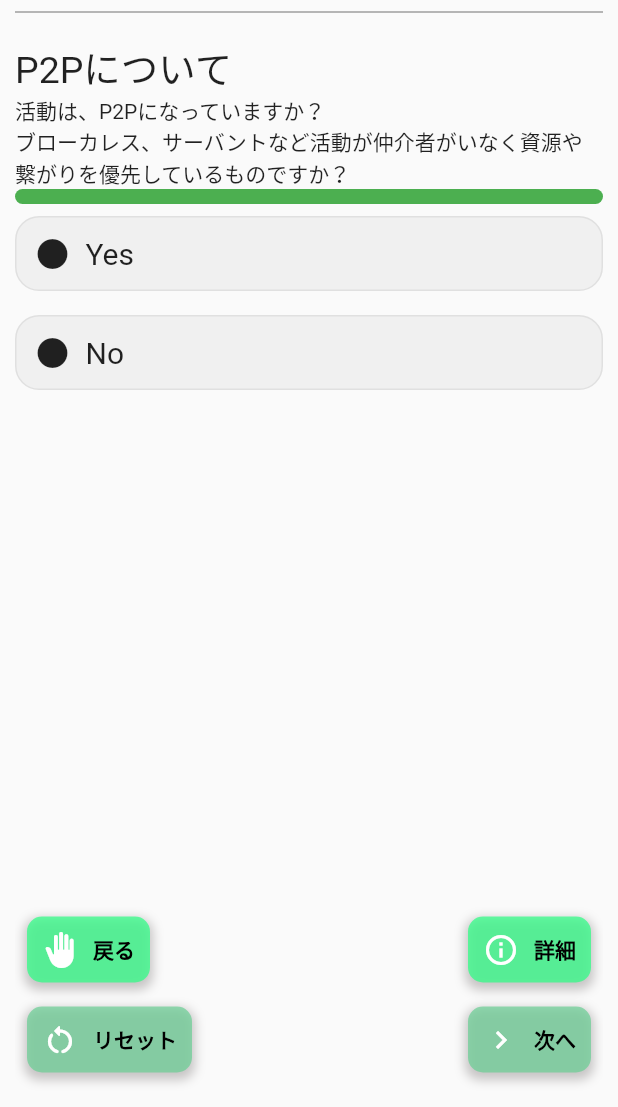
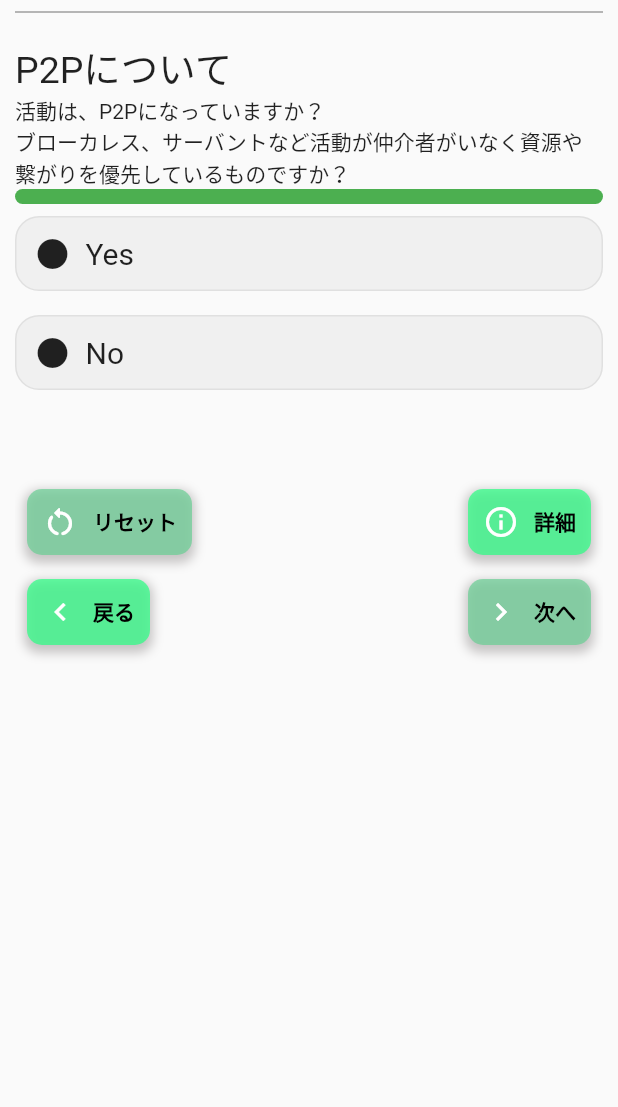
Before and after one commit to Tsubasa-rad/scb_check_list_app_sojo, a Flutter app: the CheckBoxScreen screen opened directly with empty values, swiped to page 2, on a phone screen of 412 x 824 dp, the part 129-1236 px from its top. Run offline on Flutter 3.47's test engine with Material 2 defaults, Android fonts, the phone set to English and light mode, and no system bars; our stand-ins replace csv, flutter_colorpicker, package_info_plus, screenshot, share_plus, shared_preferences and 1 more; missing offline and left inert: model_viewer_plus; accounts and stored records are empty.

Commit message:
エラーの修正

```diff
--- a/lib/Views/CheckList/Components/check_box_screen.dart
+++ b/lib/Views/CheckList/Components/check_box_screen.dart
@@ -29,6 +29,7 @@ class _CheckBoxScreenState extends State<CheckBoxScreen> {
   bool _isLocked = false;
   List<List> myAnswer = [];
   TextEditingController _titleController = TextEditingController();
+  final FocusNode _focusNode = FocusNode();
 
   @override
   void initState() {
@@ -102,7 +103,10 @@ class _CheckBoxScreenState extends State<CheckBoxScreen> {
           ),
         ),
         Expanded(
-          child: !scb.text
+          child: SingleChildScrollView(
+            child: Column(
+              children: [
+                !scb.text
                     ? QuestionsWidget(
                         question: scb,
                         onClickedOption: (option) {
@@ -131,6 +135,8 @@ class _CheckBoxScreenState extends State<CheckBoxScreen> {
                           padding: EdgeInsets.all(5),
                           child: Column(
                             children: [
+                              Stack(
+                                children: [
                                   TextField(
                                     maxLines: 7,
                                     minLines: 7,
@@ -150,7 +156,8 @@ class _CheckBoxScreenState extends State<CheckBoxScreen> {
                                       ),
                                       // hintText: myAnswer[][1],
                                       // labelText: "入力をしてください",
-                            floatingLabelStyle: const TextStyle(fontSize: 12),
+                                      floatingLabelStyle:
+                                          const TextStyle(fontSize: 12),
                                       enabledBorder: OutlineInputBorder(
                                         borderRadius: BorderRadius.circular(16),
                                         borderSide: BorderSide(
@@ -160,12 +167,39 @@ class _CheckBoxScreenState extends State<CheckBoxScreen> {
                                       ),
                                     ),
                                   ),
-                        Padding(
-                          padding: const EdgeInsets.all(8.0),
-                          child: Text("内容を入力して、保存ボタンを押してください"),
+                                  Positioned(
+                                    bottom: 10, // ボタンの下側の余白
+                                    right: 0, // ボタンの右側の余白
+                                    child: IconButton(
+                                      onPressed: () {
+                                        FocusScope.of(context)
+                                            .requestFocus(FocusNode());
+                                      },
+                                      icon: Icon(
+                                        Icons.keyboard_arrow_down_rounded,
+                                        color: blue,
                                       ),
-                        TextButton(
-                            onPressed: () {
+                                    ),
+                                  ),
+                                ],
+                              ),
+                              Text("内容を入力して、保存ボタンを押してください"),
+                            ],
+                          ),
+                        ),
+                      ),
+                const SizedBox(height: 50),
+                Row(
+                  mainAxisAlignment: MainAxisAlignment.spaceBetween,
+                  children: [
+                    scb.text
+                        ? ButtonWidget(
+                            text: "保存",
+                            icon: const Icon(
+                              Icons.save_alt_rounded,
+                              color: white,
+                            ),
+                            onTap: () {
                               if (scb.isLocked) {
                                 return;
                               } else {
@@ -182,40 +216,23 @@ class _CheckBoxScreenState extends State<CheckBoxScreen> {
                                 _isLocked = scb.isLocked;
                               }
                             },
-                            child: Text("保存"))
-                      ],
-                    ),
-                  ),
-                ),
-        ),
-        Column(
-          children: [
-            Row(
-              mainAxisAlignment: MainAxisAlignment.spaceBetween,
-              children: [
-                ButtonWidget(
-                  onTap: !scb.isLocked
+                          )
+                        : ButtonWidget(
+                            onTap: scb.isLocked
                                 ? () {
-                          if (1 < _questionNumber) {
-                            setState(
-                              () {
-                                _questionNumber--;
+                                    setState(() {
                                       myAnswer.removeLast();
-                              },
-                            );
-                            _controller.previousPage(
-                              duration: const Duration(milliseconds: 250),
-                              curve: Curves.easeInExpo,
-                            );
-                          }
+                                      scb.isLocked = false;
+                                      _isLocked = false;
+                                    });
                                   }
                                 : () {},
-                  text: "戻る",
+                            text: "リセット",
                             icon: const Icon(
-                    Icons.back_hand_rounded,
+                              Icons.restart_alt_rounded,
                               color: white,
                             ),
-                  color: !scb.isLocked ? baseColor : baseOpacityColor,
+                            color: scb.isLocked ? baseColor : baseOpacityColor,
                           ),
                     ButtonWidget(
                       onTap: () {
@@ -241,27 +258,32 @@ class _CheckBoxScreenState extends State<CheckBoxScreen> {
                     ),
                   ],
                 ),
-          ],
-        ),
                 Row(
                   mainAxisAlignment: MainAxisAlignment.spaceBetween,
                   children: [
                     ButtonWidget(
-              onTap: scb.isLocked
+                      onTap: !scb.isLocked
                           ? () {
-                      setState(() {
+                              if (1 < _questionNumber) {
+                                setState(
+                                  () {
+                                    _questionNumber--;
                                     myAnswer.removeLast();
-                        scb.isLocked = false;
-                        _isLocked = false;
-                      });
+                                  },
+                                );
+                                _controller.previousPage(
+                                  duration: const Duration(milliseconds: 250),
+                                  curve: Curves.easeInExpo,
+                                );
+                              }
                             }
                           : () {},
-              text: "リセット",
+                      text: "戻る",
                       icon: const Icon(
-                Icons.restart_alt_rounded,
+                        Icons.navigate_before_outlined,
                         color: white,
                       ),
-              color: scb.isLocked ? baseColor : baseOpacityColor,
+                      color: !scb.isLocked ? baseColor : baseOpacityColor,
                     ),
                     ButtonWidget(
                       onTap: scb.isLocked
@@ -310,6 +332,10 @@ class _CheckBoxScreenState extends State<CheckBoxScreen> {
                 ),
                 const SizedBox(height: 5)
               ],
+            ),
+          ),
+        ),
+      ],
     );
   }
 }
--- a/pubspec.yaml
+++ b/pubspec.yaml
@@ -16,7 +16,7 @@ publish_to: 'none' # Remove this line if you wish to publish to pub.dev
 # https://developer.apple.com/library/archive/documentation/General/Reference/InfoPlistKeyReference/Articles/CoreFoundationKeys.html
 # In Windows, build-name is used as the major, minor, and patch parts
 # of the product and file versions while build-number is used as the build suffix.
-version: 1.1.1+1
+version: 1.1.2+1
 
 environment:
   sdk: '>=3.0.6 <4.0.0'
```
Also changed, not shown: lib/Views/ShareSetting/Widgets/share_card_all_question.dart (+12 -7 lines). Lines whose indentation alone changed are shown as unchanged.
